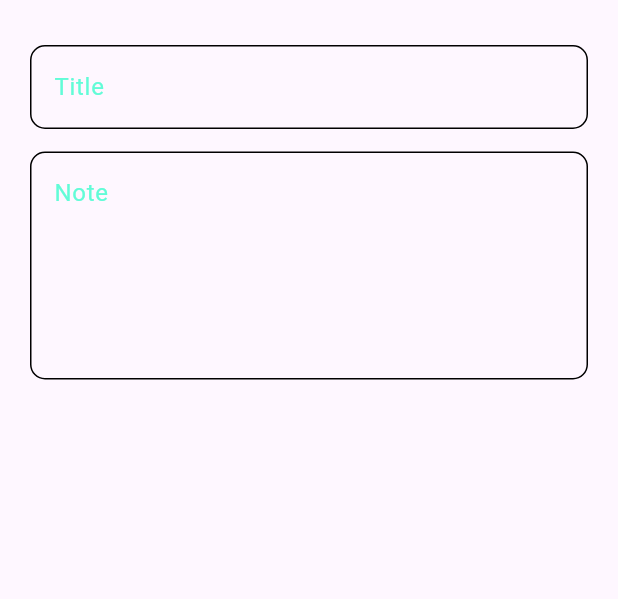
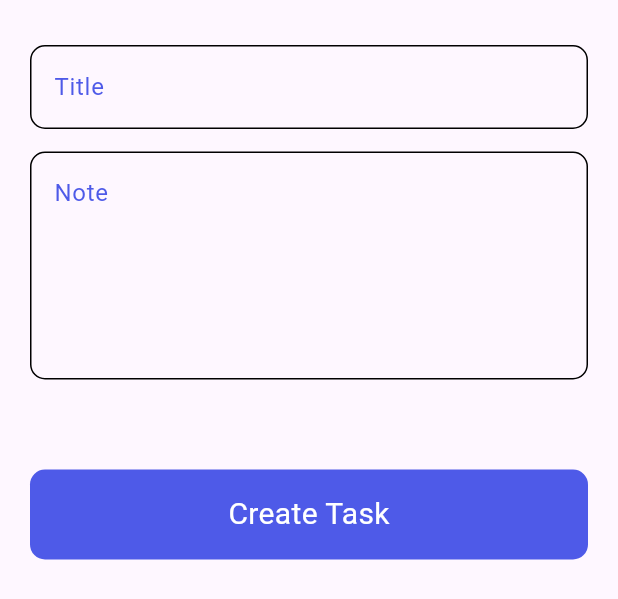
Before and after one commit to mostafa-sabry/taskati_app, a Flutter app: the AddTaskBottomSheet widget shown alone on an empty page, opened directly, on a phone screen of 412 x 824 dp. Shown: the top 599 px of the screen. Run offline on Flutter 3.47's test engine with Material 3 defaults, Android fonts, the phone set to English and light mode, and no system bars.

Commit message:
finish task button sheet

```diff
--- a/lib/screens/home_screen.dart
+++ b/lib/screens/home_screen.dart
@@ -1,5 +1,4 @@
 import 'package:flutter/material.dart';
-import 'package:taskati_app/widgets/days_widget.dart';
 import 'package:taskati_app/widgets/profile_named_widget.dart';
 import 'package:taskati_app/widgets/text_app_widget.dart';
 
--- a/lib/widgets/add_task_bottom_sheet.dart
+++ b/lib/widgets/add_task_bottom_sheet.dart
@@ -1,4 +1,5 @@
 import 'package:flutter/material.dart';
+import 'package:taskati_app/widgets/add_task_custom_botton.dart';
 import 'package:taskati_app/widgets/custom_text_field_widget.dart';
 
 class AddTaskBottomSheet extends StatelessWidget {
@@ -8,6 +9,7 @@ class AddTaskBottomSheet extends StatelessWidget {
   Widget build(BuildContext context) {
     return const Padding(
       padding: EdgeInsets.symmetric(horizontal: 20),
+      child: SingleChildScrollView(
         child: Column(
           children: [
             SizedBox(
@@ -24,9 +26,14 @@ class AddTaskBottomSheet extends StatelessWidget {
               maxLines: 5,
             ),
             SizedBox(
-            height: 15,
+              height: 60,
+            ),
+            CustomButton(),
+            SizedBox(
+              height: 20,
             ),
           ],
+        ),
       ),
     );
   }
--- /dev/null
+++ b/lib/widgets/add_task_custom_botton.dart
@@ -0,0 +1,24 @@
+import 'package:flutter/material.dart';
+import 'package:taskati_app/widgets/text_app_widget.dart';
+
+class CustomButton extends StatelessWidget {
+  const CustomButton({super.key});
+
+  @override
+  Widget build(BuildContext context) {
+    return Container(
+      width: MediaQuery.of(context).size.width,
+      height: 60,
+      decoration: BoxDecoration(
+        color: const Color(0xFF4e5ae8),
+        borderRadius: BorderRadius.circular(10),
+      ),
+      child: const Center(
+        child: TextAppWidget(
+          title: 'Create Task',
+          color: Colors.white,
+        ),
+      ),
+    );
+  }
+}
--- a/lib/widgets/custom_text_field_widget.dart
+++ b/lib/widgets/custom_text_field_widget.dart
@@ -14,7 +14,7 @@ class CustomTextField extends StatelessWidget {
         border: buildBorder(),
         hintText: hint,
         hintStyle: const TextStyle(
-          color: Color(0xff62FCD7),
+          color: Color(0xFF4e5ae8),
         ),
         enabledBorder: buildBorder(),
         focusedBorder: buildBorder(Colors.black),
```
Lines whose indentation alone changed are shown as unchanged.
